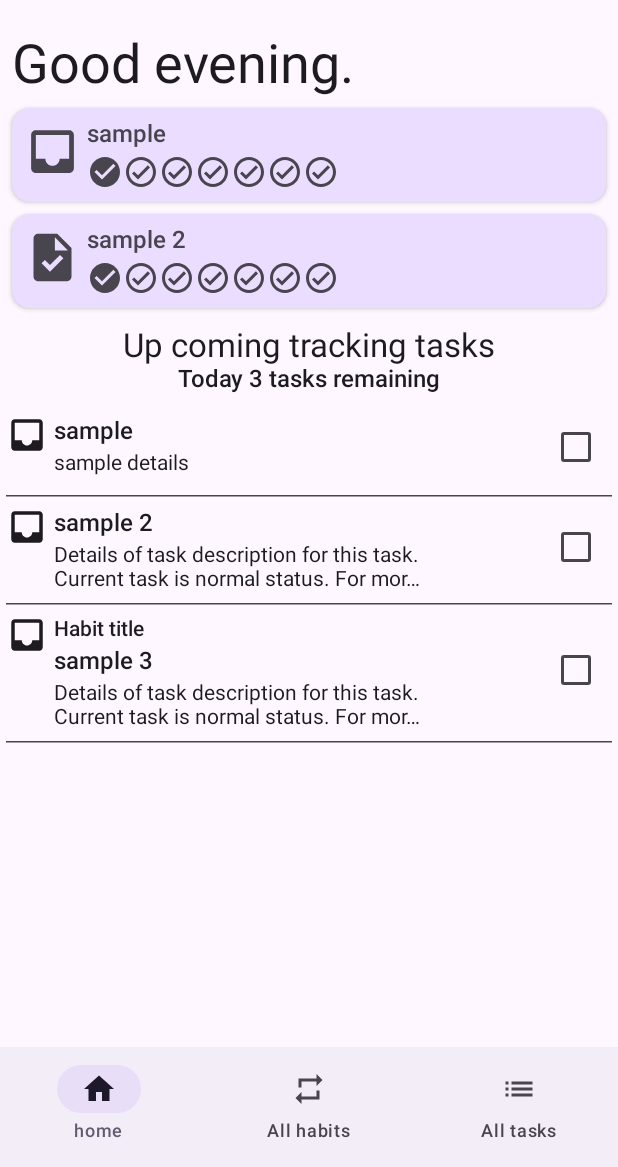
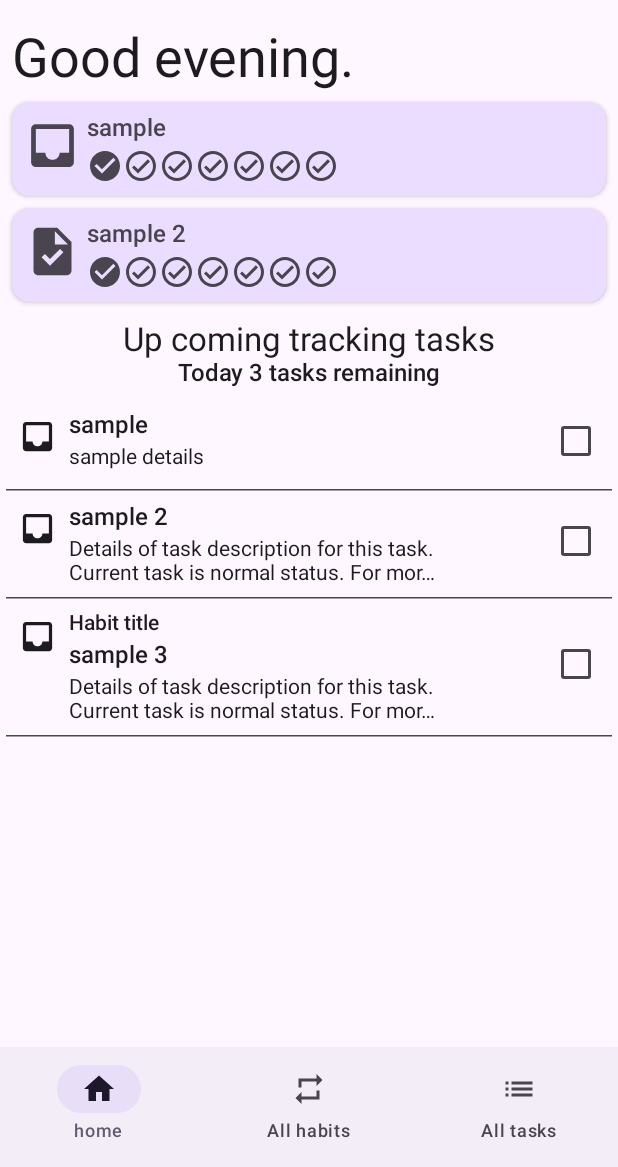
Before and after one commit to nekorush14/kutimu, an Android app built with Jetpack Compose: the screen it shows after launch (MainActivity), on a phone screen of 412 x 824 dp, the part 69-1236 px from its top. Run offline under Robolectric (Android 15) with nearby library versions, the phone set to English and light mode, and no system bars.

Commit message:
Hotfix: #3 Add WindowInset modifier to safe draw for scaffold.

```diff
--- a/app/src/main/java/dev/nekorush14/kutimu/ui/KutimuApp.kt
+++ b/app/src/main/java/dev/nekorush14/kutimu/ui/KutimuApp.kt
@@ -2,7 +2,10 @@ package dev.nekorush14.kutimu.ui
 
 import android.content.res.Configuration
 import androidx.annotation.StringRes
+import androidx.compose.foundation.layout.WindowInsets
 import androidx.compose.foundation.layout.padding
+import androidx.compose.foundation.layout.safeDrawing
+import androidx.compose.foundation.layout.windowInsetsPadding
 import androidx.compose.material.icons.Icons
 import androidx.compose.material.icons.automirrored.filled.List
 import androidx.compose.material.icons.automirrored.outlined.List
@@ -86,7 +89,8 @@ sealed class KutimuAppScreen(
  * App main composable.
  *
  * [KutimuApp] is the main composable for the Kutimu app.
- * The app is divided into three screens: [KutimuAppScreen.Home], [KutimuAppScreen.AllHabits], and [KutimuAppScreen.AllTasks].
+ * The app is divided into three screens: [KutimuAppScreen.Home], [KutimuAppScreen.AllHabits],
+ * and [KutimuAppScreen.AllTasks].
  * Each screen can navigate to the other screens using the [KutimuBottomNavigationBar].
  *
  * @param viewModel A [ViewModel] for the app.
@@ -127,14 +131,17 @@ fun KutimuApp(
                     KutimuAppScreen.AllTasks,
                 )
             )
-        }
+        },
+        modifier = Modifier
+            .windowInsetsPadding(WindowInsets.safeDrawing)
     ) { innerPadding ->
         val uiState by viewModel.uiState.collectAsState()
 
         NavHost(
             navController = navController,
             startDestination = KutimuAppScreen.Home.route,
-            modifier = Modifier.padding(innerPadding),
+            modifier = Modifier
+                .padding(innerPadding),
         ) {
             // Bottom navigation screens
             composable(route = homeScreen) {
--- a/app/src/main/java/dev/nekorush14/kutimu/ui/screen/HomeScreen.kt
+++ b/app/src/main/java/dev/nekorush14/kutimu/ui/screen/HomeScreen.kt
@@ -11,7 +11,8 @@ import androidx.compose.foundation.layout.padding
 import androidx.compose.foundation.layout.size
 import androidx.compose.foundation.layout.width
 import androidx.compose.foundation.layout.wrapContentSize
-import androidx.compose.foundation.lazy.LazyColumn
+import androidx.compose.foundation.rememberScrollState
+import androidx.compose.foundation.verticalScroll
 import androidx.compose.material.icons.Icons
 import androidx.compose.material.icons.filled.CheckCircle
 import androidx.compose.material.icons.filled.Inbox
@@ -64,7 +65,14 @@ fun HomeScreen(
         tasks.count { task -> !task.isCompleted && task.frequency == TaskFrequency.Daily }
 
     Column(
-        modifier = modifier.padding(dimensionResource(R.dimen.list_padding_small))
+        modifier = modifier
+            .padding(
+                start = dimensionResource(R.dimen.list_padding_small),
+                end = dimensionResource(R.dimen.list_padding_small)
+            )
+            .verticalScroll(
+                rememberScrollState()
+            )
     ) {
         Text(
             text = greetingMessage,
@@ -138,12 +146,12 @@ fun HomeScreen(
         }
         // Task list block
         if (tasks.isNotEmpty()) {
-            LazyColumn(
+            Column(
                 horizontalAlignment = Alignment.CenterHorizontally,
                 modifier = Modifier
                     .fillMaxWidth()
             ) {
-                items(tasks.size) { index ->
+                repeat(tasks.size) { index ->
                     TaskListItem(task = tasks[index])
                     HorizontalDivider(
                         color = MaterialTheme.colorScheme.onSurfaceVariant,
@@ -273,8 +281,11 @@ fun TaskListItem(
             imageVector = task.categoryIcon,
             contentDescription = null,
             modifier = Modifier
-                .size(dimensionResource(R.dimen.icon_size_small))
-                .padding(end = dimensionResource(R.dimen.card_padding_small))
+                .size(dimensionResource(R.dimen.icon_size_medium))
+                .padding(
+                    start = dimensionResource(R.dimen.list_icon_padding_small),
+                    end = dimensionResource(R.dimen.list_icon_padding_small)
+                )
         )
         Column {
             if (task.linkedHabit != null) {
--- a/app/src/main/res/values/dimens.xml
+++ b/app/src/main/res/values/dimens.xml
@@ -10,5 +10,8 @@
     <dimen name="text_width_large">250.dp</dimen>
     <dimen name="list_padding_small">4.dp</dimen>
     <dimen name="list_padding_medium">16.dp</dimen>
+    <dimen name="list_padding_large">32.dp</dimen>
+    <dimen name="list_icon_padding_small">8.dp</dimen>
+    <dimen name="list_icon_padding_medium">16.dp</dimen>
     <dimen name="box_height_medium">92.dp</dimen>
 </resources>
```
